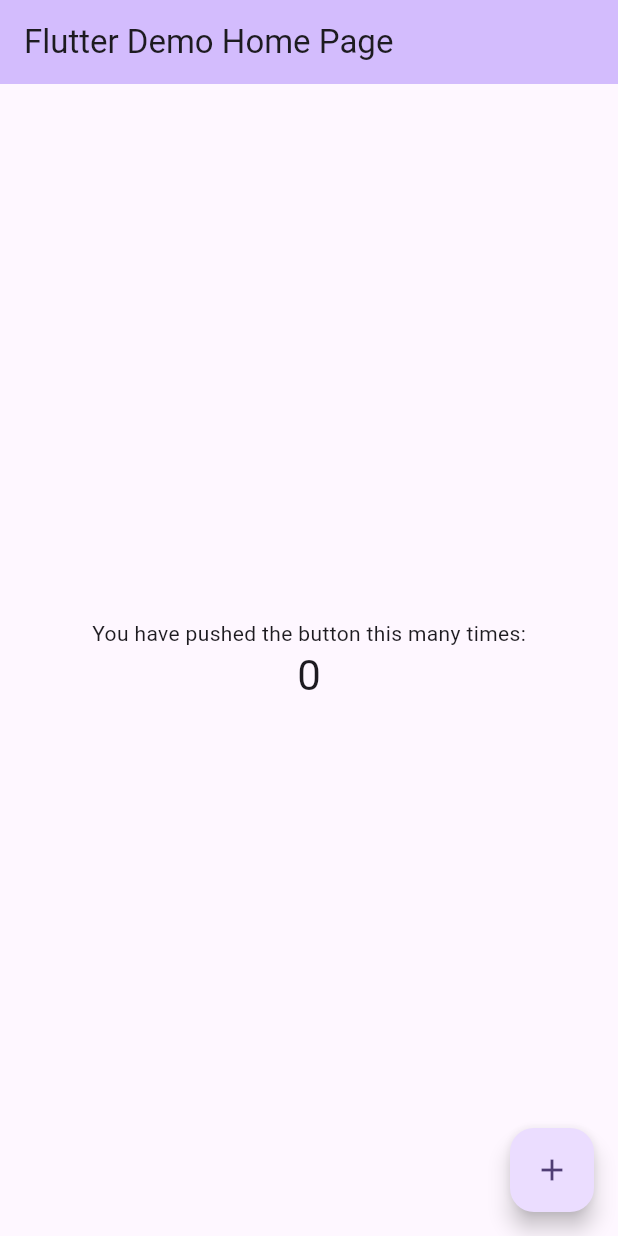
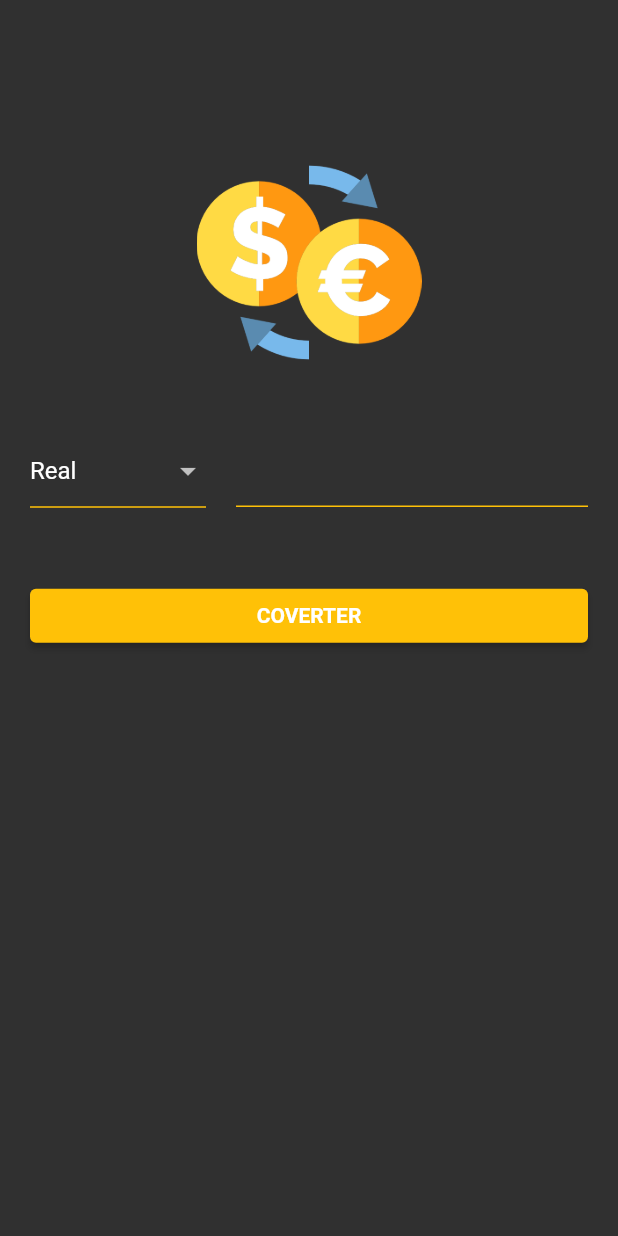
Before and after one commit to Matheus0liveira/flutter-currency-converter, a Flutter app: the screen it shows after launch, on a phone screen of 412 x 824 dp. Run offline on Flutter 3.47's test engine with Material 2 defaults, Android fonts, the phone set to English and light mode, and no system bars.

Commit message:
feat: create form

```diff
--- /dev/null
+++ b/lib/app/views/home_view.dart
@@ -0,0 +1,94 @@
+import 'package:flutter/material.dart';
+
+class HomeView extends StatefulWidget {
+  const HomeView({super.key});
+
+  @override
+  State<HomeView> createState() {
+    return _HomeViewState();
+  }
+}
+
+class _HomeViewState extends State<HomeView> {
+  @override
+  Widget build(BuildContext context) {
+    return Scaffold(
+      body: SizedBox(
+        width: MediaQuery.of(context).size.width,
+        height: MediaQuery.of(context).size.height,
+        child: Padding(
+            padding: const EdgeInsets.only(
+                left: 20, right: 20, top: 100, bottom: 20),
+            child: Column(
+              children: [
+                Padding(
+                    padding: const EdgeInsets.only(bottom: 40),
+                    child: Image.asset('assets/images/logo.png', width: 150)),
+                SizedBox(
+                  width: MediaQuery.of(context).size.width,
+                  child: Row(
+                      crossAxisAlignment: CrossAxisAlignment.start,
+                      children: [
+                        Expanded(
+                          flex: 1,
+                          child: SizedBox(
+                            height: 56.5,
+                            child: DropdownButton(
+                              value: 'real',
+                              isExpanded: true,
+                              underline: Container(
+                                height: 1,
+                                color: Colors.amber,
+                              ),
+                              items: const [
+                                DropdownMenuItem(
+                                  value: 'real',
+                                  child: Text('Real'),
+                                ),
+                                DropdownMenuItem(
+                                  value: 'dolar',
+                                  child: Text('Dolar'),
+                                )
+                              ],
+                              onChanged: (value) {},
+                            ),
+                          ),
+                        ),
+                        const SizedBox(width: 20),
+                        Expanded(
+                            flex: 2,
+                            child: TextField(
+                              onChanged: (value) {},
+                              decoration: const InputDecoration(
+                                enabledBorder: UnderlineInputBorder(
+                                    borderSide:
+                                        BorderSide(color: Colors.amber)),
+                                focusedBorder: UnderlineInputBorder(
+                                    borderSide:
+                                        BorderSide(color: Colors.amber)),
+                              ),
+                            )),
+                      ]),
+                ),
+                Padding(
+                  padding: const EdgeInsets.only(top: 40),
+                  child: ElevatedButton(
+                      onPressed: () {},
+                      style: ElevatedButton.styleFrom(
+                        backgroundColor: Colors.amber,
+                      ),
+                      child: const SizedBox(
+                        width: double.infinity,
+                        child: Text(
+                          'COVERTER',
+                          textAlign: TextAlign.center,
+                          style: TextStyle(fontWeight: FontWeight.bold),
+                        ),
+                      )),
+                )
+              ],
+            )),
+      ),
+    );
+  }
+}
--- a/lib/main.dart
+++ b/lib/main.dart
@@ -1,125 +1,21 @@
+import 'package:currency_converter/app/views/home_view.dart';
 import 'package:flutter/material.dart';
 
-void main() {
-  runApp(const MyApp());
+main() {
+  runApp(const AppWidget());
 }
 
-class MyApp extends StatelessWidget {
-  const MyApp({super.key});
+class AppWidget extends StatelessWidget {
+  const AppWidget({super.key});
 
-  // This widget is the root of your application.
   @override
   Widget build(BuildContext context) {
     return MaterialApp(
-      title: 'Flutter Demo',
-      theme: ThemeData(
-        // This is the theme of your application.
-        //
-        // TRY THIS: Try running your application with "flutter run". You'll see
-        // the application has a blue toolbar. Then, without quitting the app,
-        // try changing the seedColor in the colorScheme below to Colors.green
-        // and then invoke "hot reload" (save your changes or press the "hot
-        // reload" button in a Flutter-supported IDE, or press "r" if you used
-        // the command line to start the app).
-        //
-        // Notice that the counter didn't reset back to zero; the application
-        // state is not lost during the reload. To reset the state, use hot
-        // restart instead.
-        //
-        // This works for code too, not just values: Most code changes can be
-        // tested with just a hot reload.
-        colorScheme: ColorScheme.fromSeed(seedColor: Colors.deepPurple),
-        useMaterial3: true,
-      ),
-      home: const MyHomePage(title: 'Flutter Demo Home Page'),
+      theme: ThemeData.dark(),
+      initialRoute: '/',
+      routes: {
+        '/': (context) => const HomeView(),
+      },
     );
   }
 }
-
-class MyHomePage extends StatefulWidget {
-  const MyHomePage({super.key, required this.title});
-
-  // This widget is the home page of your application. It is stateful, meaning
-  // that it has a State object (defined below) that contains fields that affect
-  // how it looks.
-
-  // This class is the configuration for the state. It holds the values (in this
-  // case the title) provided by the parent (in this case the App widget) and
-  // used by the build method of the State. Fields in a Widget subclass are
-  // always marked "final".
-
-  final String title;
-
-  @override
-  State<MyHomePage> createState() => _MyHomePageState();
-}
-
-class _MyHomePageState extends State<MyHomePage> {
-  int _counter = 0;
-
-  void _incrementCounter() {
-    setState(() {
-      // This call to setState tells the Flutter framework that something has
-      // changed in this State, which causes it to rerun the build method below
-      // so that the display can reflect the updated values. If we changed
-      // _counter without calling setState(), then the build method would not be
-      // called again, and so nothing would appear to happen.
-      _counter++;
-    });
-  }
-
-  @override
-  Widget build(BuildContext context) {
-    // This method is rerun every time setState is called, for instance as done
-    // by the _incrementCounter method above.
-    //
-    // The Flutter framework has been optimized to make rerunning build methods
-    // fast, so that you can just rebuild anything that needs updating rather
-    // than having to individually change instances of widgets.
-    return Scaffold(
-      appBar: AppBar(
-        // TRY THIS: Try changing the color here to a specific color (to
-        // Colors.amber, perhaps?) and trigger a hot reload to see the AppBar
-        // change color while the other colors stay the same.
-        backgroundColor: Theme.of(context).colorScheme.inversePrimary,
-        // Here we take the value from the MyHomePage object that was created by
-        // the App.build method, and use it to set our appbar title.
-        title: Text(widget.title),
-      ),
-      body: Center(
-        // Center is a layout widget. It takes a single child and positions it
-        // in the middle of the parent.
-        child: Column(
-          // Column is also a layout widget. It takes a list of children and
-          // arranges them vertically. By default, it sizes itself to fit its
-          // children horizontally, and tries to be as tall as its parent.
-          //
-          // Column has various properties to control how it sizes itself and
-          // how it positions its children. Here we use mainAxisAlignment to
-          // center the children vertically; the main axis here is the vertical
-          // axis because Columns are vertical (the cross axis would be
-          // horizontal).
-          //
-          // TRY THIS: Invoke "debug painting" (choose the "Toggle Debug Paint"
-          // action in the IDE, or press "p" in the console), to see the
-          // wireframe for each widget.
-          mainAxisAlignment: MainAxisAlignment.center,
-          children: <Widget>[
-            const Text(
-              'You have pushed the button this many times:',
-            ),
-            Text(
-              '$_counter',
-              style: Theme.of(context).textTheme.headlineMedium,
-            ),
-          ],
-        ),
-      ),
-      floatingActionButton: FloatingActionButton(
-        onPressed: _incrementCounter,
-        tooltip: 'Increment',
-        child: const Icon(Icons.add),
-      ), // This trailing comma makes auto-formatting nicer for build methods.
-    );
-  }
-}
--- a/pubspec.yaml
+++ b/pubspec.yaml
@@ -59,8 +59,8 @@ flutter:
   uses-material-design: true
 
   # To add assets to your application, add an assets section, like this:
-  # assets:
-  #   - images/a_dot_burr.jpeg
+  assets:
+    - assets/images/logo.png
   #   - images/a_dot_ham.jpeg
 
   # An image asset can refer to one or more resolution-specific "variants", see
```
Also changed, not shown: assets/images/logo.png (added), 1 other file.
